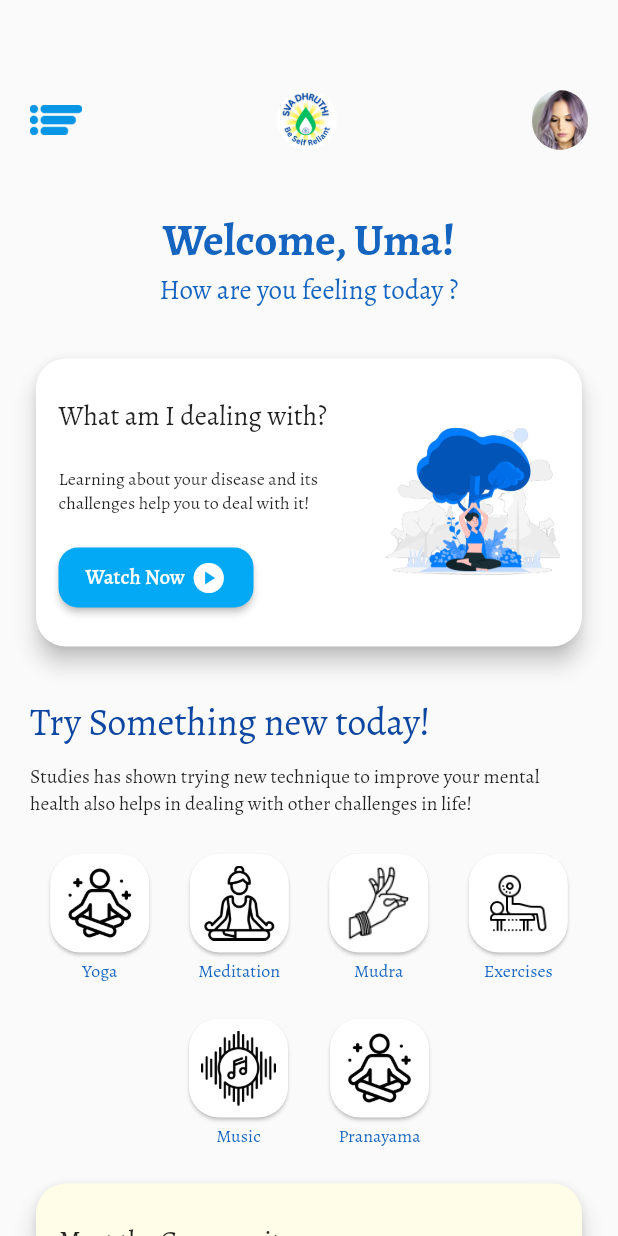
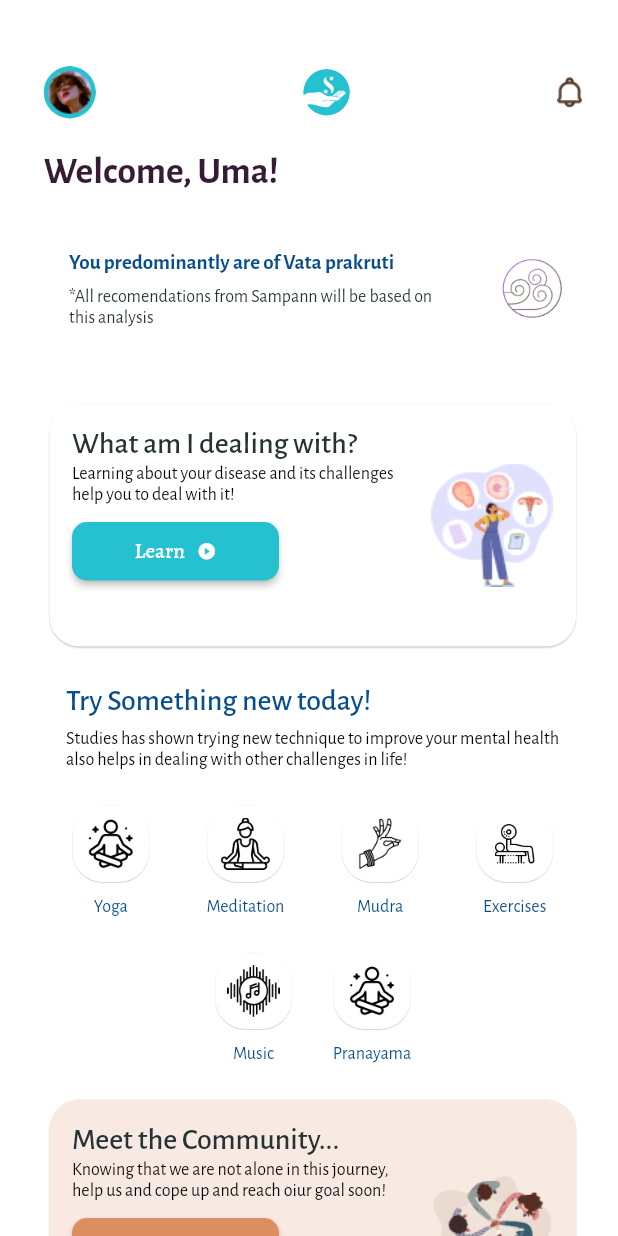
Before and after one commit to kashifnezam/sva_dhruthi, a Flutter app: the HomePage screen opened directly, on a phone screen of 412 x 824 dp. Run offline on Flutter 3.47's test engine with Material 2 defaults, Android fonts, the light colour scheme and no system bars; our stand-ins replace firebase_auth, firebase_core, get, google_sign_in, shared_preferences; accounts and stored records are empty.

Commit message:
home page and token part is  implemented

```diff
--- a/lib/items/card.dart
+++ b/lib/items/card.dart
@@ -1,77 +1,104 @@
 import 'package:flutter/material.dart';
 
-class Card1 extends StatelessWidget {
-  const Card1(
+class CustomCard extends StatelessWidget {
+  const CustomCard(
       {super.key,
       required this.title,
       required this.subTitle,
       required this.bgColor,
-      required this.stickerAdd});
+      required this.stickerAdd,
+      required this.bgBtnColor,
+      required this.btnText,
+      required this.isIcon});
   final String title;
   final String subTitle;
   final Color bgColor;
+  final Color bgBtnColor;
+  final String btnText;
   final String stickerAdd;
+  final bool isIcon;
   @override
   Widget build(BuildContext context) {
     return SizedBox(
-      height: 200,
+      width: 327,
+      height: 170,
       child: Card(
         shape: RoundedRectangleBorder(
           borderRadius: BorderRadius.circular(20),
         ),
-        elevation: 6,
+        elevation: 0.5,
         color: bgColor,
         child: Padding(
           padding: const EdgeInsets.all(15.0),
           child: Row(
             children: [
-              Flexible(
-                flex: 2,
+              Expanded(
                 child: Column(
-                  mainAxisAlignment: MainAxisAlignment.spaceAround,
                   crossAxisAlignment: CrossAxisAlignment.start,
                   children: [
                     Text(
-                      textAlign: TextAlign.center,
                       title,
-                      style: const TextStyle(fontSize: 18),
+                      style: const TextStyle(
+                        fontFamily: "AlegreyaSans",
+                        fontSize: 20,
+                        color: Color.fromRGBO(37, 51, 52, 1),
+                        fontWeight: FontWeight.w500,
+                      ),
                     ),
                     Text(
                       subTitle,
-                      style: const TextStyle(fontSize: 12),
+                      style: const TextStyle(
+                        fontFamily: "AlegreyaSans",
+                        fontSize: 12,
+                        color: Color.fromRGBO(0, 0, 0, 1),
+                        fontWeight: FontWeight.w400,
                       ),
-                    Container(
-                      decoration: const BoxDecoration(
-                          borderRadius: BorderRadius.all(Radius.circular(60))),
-                      height: 40,
-                      width: 130,
+                    ),
+                    const SizedBox(
+                      height: 12,
+                    ),
+                    SizedBox(
+                      width: btnText == "Find someone nearby" ? 180 : 138,
+                      height: 39,
                       child: ElevatedButton(
                         style: ButtonStyle(
-                            backgroundColor: const MaterialStatePropertyAll(
-                                Colors.lightBlue),
+                          backgroundColor: MaterialStatePropertyAll(bgBtnColor),
                           shape: MaterialStateProperty.all(
                             RoundedRectangleBorder(
-                                borderRadius: BorderRadius.circular(13.0),
+                              borderRadius: BorderRadius.circular(10.0),
                             ),
                           ),
                         ),
                         onPressed: () {},
-                          child: const Row(
+                        child: Row(
                           mainAxisSize: MainAxisSize.max,
-                            mainAxisAlignment: MainAxisAlignment.spaceAround,
+                          mainAxisAlignment: MainAxisAlignment.center,
                           children: [
                             Text(
-                                "Watch Now",
+                              btnText,
                             ),
-                              Icon(Icons.play_circle)
-                            ],
-                          )),
+                            if (isIcon)
+                              const SizedBox(
+                                width: 8,
+                              ),
+                            if (isIcon)
+                              const Icon(
+                                Icons.play_circle,
+                                size: 13,
                               )
                           ],
                         ),
                       ),
+                    ),
+                  ],
+                ),
+              ),
+              const SizedBox(
+                width: 10,
+              ),
               Image(
-                height: 100,
+                height: 82,
+                width: 82,
                 image: AssetImage(stickerAdd),
               ),
             ],
--- a/lib/items/exercises.dart
+++ b/lib/items/exercises.dart
@@ -11,22 +11,32 @@ class IconsFile extends StatelessWidget {
         InkWell(
           onTap: () {},
           child: Card(
+            elevation: 0.3,
             shape: RoundedRectangleBorder(
               borderRadius: BorderRadius.circular(20),
             ),
             child: Padding(
               padding: const EdgeInsets.all(8.0),
               child: Image(
-                height: 50,
+                height: 35,
+                width: 35,
                 image: AssetImage(iconAdd),
               ),
             ),
           ),
         ),
+        const SizedBox(
+          height: 5,
+        ),
         Text(
           textAlign: TextAlign.center,
           caption,
-          style: TextStyle(fontSize: 12, color: Colors.blue[800]),
+          style: const TextStyle(
+            fontFamily: "AlegreyaSans",
+            fontSize: 12,
+            color: Color.fromRGBO(8, 78, 140, 1),
+            fontWeight: FontWeight.w400,
+          ),
         ),
       ],
     );
--- a/lib/screen/chatbot/chatbot_screen.dart
+++ b/lib/screen/chatbot/chatbot_screen.dart
@@ -90,7 +90,7 @@ class _ChatBotState extends State<ChatBot> {
                 ),
               ),
 
-            //  ------Info incase no msg -------------
+            //  ------Info in case no msg -------------
             if (message.isEmpty)
               Expanded(
                 child: ListView(
--- a/lib/screen/home_screen.dart
+++ b/lib/screen/home_screen.dart
@@ -1,7 +1,6 @@
 import 'package:flutter/material.dart';
 import 'package:sampann_app/items/card.dart';
 import 'package:sampann_app/items/exercises.dart';
-
 
 class HomePage extends StatelessWidget {
   const HomePage({super.key});
@@ -9,79 +8,145 @@ class HomePage extends StatelessWidget {
   @override
   Widget build(BuildContext context) {
     return Scaffold(
+      backgroundColor: Colors.white,
       // floatingActionButton: Icon(Icons.chat),
       body: ListView(
-        padding: const EdgeInsets.symmetric(horizontal: 20, vertical: 60),
-        children: [
+        padding: const EdgeInsets.only(top: 44, left: 29, right: 24),
+        children: const [
           //  --------- Title Bar ---------------
-          const Row(
+          Row(
             mainAxisAlignment: MainAxisAlignment.spaceBetween,
             children: [
-              Image(
-                height: 20,
-                image: AssetImage("assets/icons/menu.png"),
-              ),
-              ClipRRect(
-                  borderRadius: BorderRadius.all(Radius.circular(100)),
-                  child: Image(
-                    height: 40,
-                    image: AssetImage("assets/images/logo.jpg"),
-                  )),
               ClipRRect(
                 borderRadius: BorderRadius.all(Radius.circular(100)),
                 child: Image(
-                  height: 40,
-                  image: AssetImage("assets/images/dp.jpg"),
+                  height: 35,
+                  image: AssetImage("assets/icons/profilepic.png"),
                 ),
+              ),
+              ClipRRect(
+                borderRadius: BorderRadius.all(Radius.circular(100)),
+                child: Image(
+                  height: 31,
+                  image: AssetImage("assets/icons/logoS.png"),
+                ),
+              ),
+              Image(
+                height: 21,
+                image: AssetImage("assets/icons/notification.png"),
               ),
             ],
           ),
-          const SizedBox(
-            height: 40,
+          SizedBox(
+            height: 20,
           ),
           Text(
-            textAlign: TextAlign.center,
             "Welcome, Uma!",
             style: TextStyle(
-              fontSize: 30,
-              color: Colors.blue[800],
-              fontWeight: FontWeight.bold,
+              fontFamily: "AlegreyaSans",
+              fontSize: 25,
+              color: Color.fromRGBO(55, 27, 52, 1),
+              fontWeight: FontWeight.w700,
             ),
           ),
-          Text(
-            textAlign: TextAlign.center,
-            "How are you feeling today ?",
-            style: TextStyle(fontSize: 18, color: Colors.blue[800]),
+          SizedBox(
+            height: 20,
           ),
-          const SizedBox(
+          Padding(
+            padding: EdgeInsets.only(top: 17, bottom: 17, right: 11, left: 17),
+            child: Row(
+              mainAxisAlignment: MainAxisAlignment.spaceAround,
+              mainAxisSize: MainAxisSize.max,
+              children: [
+                Expanded(
+                  child: Column(
+                    crossAxisAlignment: CrossAxisAlignment.start,
+                    children: [
+                      Text(
+                        "You predominantly are of Vata prakruti",
+                        style: TextStyle(
+                          fontFamily: "AlegreyaSans",
+                          fontSize: 14,
+                          color: Color.fromRGBO(8, 78, 140, 1),
+                          fontWeight: FontWeight.w600,
+                        ),
+                      ),
+                      SizedBox(
+                        height: 7,
+                      ),
+                      Text(
+                        "*All recomendations from Sampann will be based on this analysis",
+                        style: TextStyle(
+                          fontFamily: "AlegreyaSans",
+                          fontSize: 12,
+                          color: Color.fromRGBO(37, 51, 52, 1),
+                          fontWeight: FontWeight.w400,
+                        ),
+                      ),
+                    ],
+                  ),
+                ),
+                SizedBox(
+                  width: 40,
+                ),
+                Image(
+                  width: 44,
+                  height: 44,
+                  image: AssetImage("assets/icons/q4Result.png"),
+                ),
+              ],
+            ),
+          ),
+          SizedBox(
             height: 30,
           ),
-          const Card1(
+
+          // -----First Card--------
+          CustomCard(
             title: "What am I dealing with?",
             subTitle:
                 "Learning about your disease and its challenges help you to deal with it!",
             bgColor: Colors.white,
-            stickerAdd: "assets/stickers/sticker2.jpg",
+            stickerAdd: "assets/stickers/dealing.png",
+            bgBtnColor: Color.fromRGBO(37, 193, 208, 1),
+            btnText: "Learn",
+            isIcon: true,
           ),
-          const SizedBox(
-            height: 30,
+          SizedBox(
+            height: 20,
           ),
 
-          Text(
-            "Try Something new today!",
-            style: TextStyle(fontSize: 25, color: Colors.blue[900]),
+          Padding(
+            padding: EdgeInsets.only(left: 15.0),
+            child: Text(
+              "Try Something new today!",
+              style: TextStyle(
+                fontFamily: "AlegreyaSans",
+                fontSize: 20,
+                color: Color.fromRGBO(8, 78, 140, 1),
+                fontWeight: FontWeight.w500,
+              ),
+            ),
           ),
-          const SizedBox(
-            height: 10,
+          SizedBox(
+            height: 6,
           ),
-          const Text(
-            "Studies has shown trying new technique to improve your mental health also helps in dealing with other challenges in life! ",
-            style: TextStyle(fontSize: 13, color: Colors.black87),
+          Padding(
+            padding: EdgeInsets.only(left: 15.0),
+            child: Text(
+              "Studies has shown trying new technique to improve your mental health also helps in dealing with other challenges in life! ",
+              style: TextStyle(
+                fontFamily: "AlegreyaSans",
+                fontSize: 12,
+                color: Color.fromRGBO(0, 0, 0, 1),
+                fontWeight: FontWeight.w400,
+              ),
+            ),
           ),
-          const SizedBox(
+          SizedBox(
             height: 20,
           ),
-          const Row(
+          Row(
             mainAxisAlignment: MainAxisAlignment.spaceAround,
             children: [
               IconsFile(caption: "Yoga", iconAdd: "assets/icons/yoga.png"),
@@ -93,10 +158,10 @@ class HomePage extends StatelessWidget {
                   caption: "Exercises", iconAdd: "assets/icons/exercise.png"),
             ],
           ),
-          const SizedBox(
+          SizedBox(
             height: 20,
           ),
-          const Row(
+          Row(
             mainAxisAlignment: MainAxisAlignment.center,
             children: [
               IconsFile(caption: "Music", iconAdd: "assets/icons/music.png"),
@@ -107,25 +172,33 @@ class HomePage extends StatelessWidget {
             ],
           ),
 
-          const SizedBox(
+          SizedBox(
             height: 20,
           ),
-          Card1(
+
+          // ---------Second Card---------
+          CustomCard(
             title: "Meet the Community...",
             subTitle:
                 "Knowing that we are not alone in this journey, help us and cope up and reach oiur goal soon!",
-            bgColor: Colors.yellow.shade50,
-            stickerAdd: "assets/stickers/sticker3.jpg",
+            bgColor: Color.fromRGBO(248, 234, 226, 1),
+            stickerAdd: "assets/stickers/community.png",
+            bgBtnColor: Color.fromRGBO(221, 142, 96, 1),
+            btnText: "Visit",
+            isIcon: false,
           ),
-          const SizedBox(
+          SizedBox(
             height: 20,
           ),
-          Card1(
+          CustomCard(
             title: "Book an appointment!",
             subTitle:
                 "Other than Doctors, There are many healthcare professional to help you",
-            bgColor: Colors.green.shade50,
-            stickerAdd: "assets/stickers/sticker1.jpg",
+            bgColor: Color.fromRGBO(240, 255, 252, 1),
+            stickerAdd: "assets/stickers/appointment.png",
+            bgBtnColor: Color.fromRGBO(37, 193, 208, 1),
+            btnText: "Find someone nearby",
+            isIcon: false,
           ),
         ],
       ),
```
Also changed, not shown: lib/authorization/auth.dart (+27 -21 lines), lib/question_screen/Quiz/quiz.dart (+30 -3 lines), lib/question_screen/Quiz/quiz_result.dart (+35 -21 lines), lib/screen/chatbot/chatbot_loading.dart (added, +97 -0 lines), lib/screen/landing_screen.dart (+10 -17 lines), lib/screen/splash_screen.dart (+22 -16 lines), assets/stickers/appointment.png (added), assets/stickers/community.png (added), assets/stickers/dealing.png (added). Lines whose indentation alone changed are shown as unchanged.
